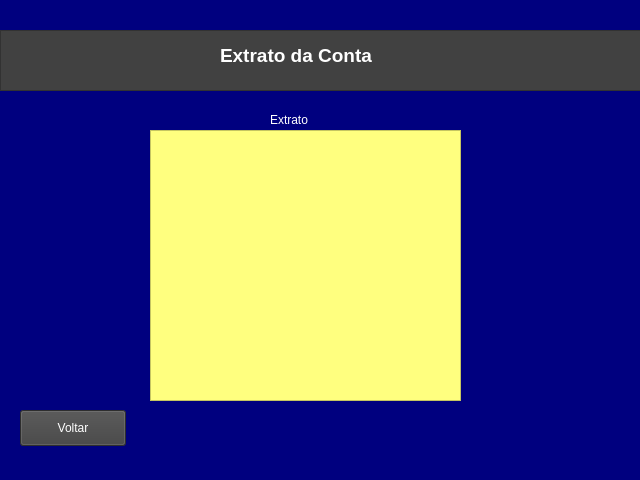
elievelton/Git, file Projeto_Conta/telas.ui/extrato.ui: the form before one commit.
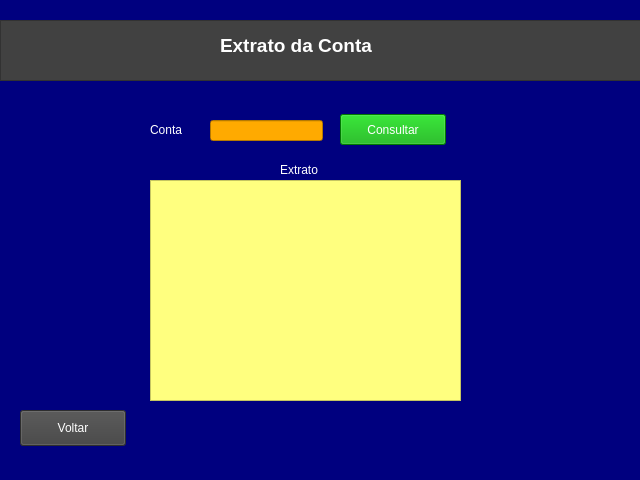
The form after the commit.

Patch:
```diff
--- a/Projeto_Conta/telas.ui/extrato.ui
+++ b/Projeto_Conta/telas.ui/extrato.ui
@@ -38,9 +38,9 @@
     <property name="geometry">
      <rect>
       <x>150</x>
-      <y>130</y>
+      <y>180</y>
       <width>311</width>
-      <height>271</height>
+      <height>221</height>
      </rect>
     </property>
     <property name="styleSheet">
@@ -51,8 +51,8 @@
    <widget class="QLabel" name="label_3">
     <property name="geometry">
      <rect>
-      <x>270</x>
-      <y>110</y>
+      <x>280</x>
+      <y>160</y>
       <width>63</width>
       <height>20</height>
      </rect>
@@ -68,7 +68,7 @@
     <property name="geometry">
      <rect>
       <x>0</x>
-      <y>30</y>
+      <y>20</y>
       <width>651</width>
       <height>61</height>
      </rect>
@@ -106,6 +106,52 @@
      </property>
     </widget>
    </widget>
+   <widget class="QLabel" name="label_2">
+    <property name="geometry">
+     <rect>
+      <x>150</x>
+      <y>120</y>
+      <width>63</width>
+      <height>20</height>
+     </rect>
+    </property>
+    <property name="styleSheet">
+     <string notr="true">color: rgb(255, 255, 255);</string>
+    </property>
+    <property name="text">
+     <string>Conta</string>
+    </property>
+   </widget>
+   <widget class="QLineEdit" name="lineEdit">
+    <property name="geometry">
+     <rect>
+      <x>210</x>
+      <y>120</y>
+      <width>113</width>
+      <height>21</height>
+     </rect>
+    </property>
+    <property name="styleSheet">
+     <string notr="true">background-color: rgb(255, 170, 0);</string>
+    </property>
+   </widget>
+   <widget class="QPushButton" name="pushButton">
+    <property name="geometry">
+     <rect>
+      <x>340</x>
+      <y>114</y>
+      <width>106</width>
+      <height>31</height>
+     </rect>
+    </property>
+    <property name="styleSheet">
+     <string notr="true">background-color: rgb(0, 170, 0);
+color: rgb(255, 255, 255);</string>
+    </property>
+    <property name="text">
+     <string>Consultar</string>
+    </property>
+   </widget>
   </widget>
   <widget class="QStatusBar" name="statusbar"/>
  </widget>
```
